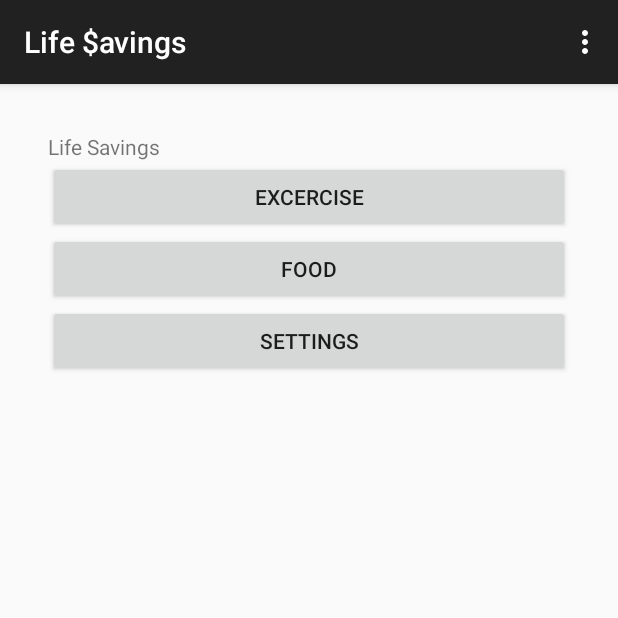
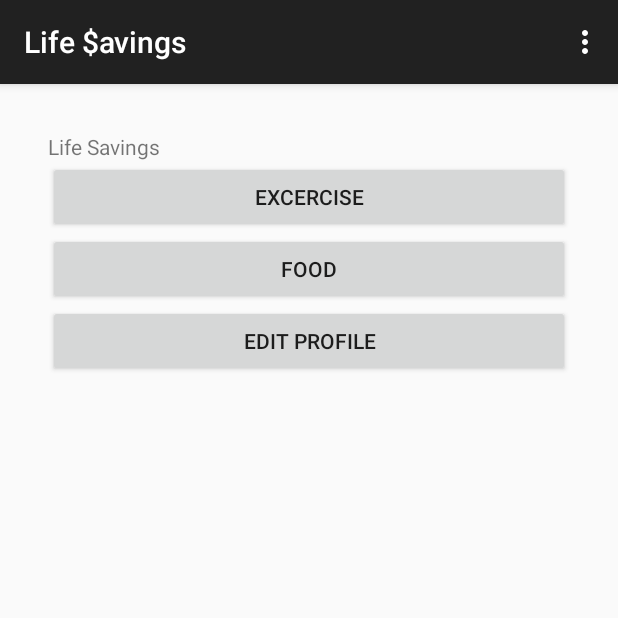
Before and after one commit to dmcvicar/Life-Savings, an Android app: the screen it shows after launch (HomeActivity), on a phone screen of 412 x 824 dp, the top half of it. Run offline under Robolectric (Android 15) with nearby library versions, the phone set to English and light mode, and no system bars.

Commit message:
Changed Settings to Edit Profile

```diff
--- a/app/src/main/java/lifesavings/activities/HomeActivity.java
+++ b/app/src/main/java/lifesavings/activities/HomeActivity.java
@@ -48,7 +48,7 @@ public class HomeActivity extends ActionBarActivity {
         startActivity(intent);
     }
 
-    public void onSettingsClicked(View view) {
+    public void onEditProfileClicked(View view) {
         Intent intent = new Intent(this, EditProfileActivity.class);
         startActivity(intent);
     }
--- a/app/src/main/res/layout/activity_home.xml
+++ b/app/src/main/res/layout/activity_home.xml
@@ -40,8 +40,8 @@
         <Button
             android:layout_width="fill_parent"
             android:layout_height="wrap_content"
-            android:text="@string/settings"
-            android:onClick="onSettingsClicked"/>
+            android:text="@string/edit_profile"
+            android:onClick="onEditProfileClicked"/>
 
     </LinearLayout>
 </ScrollView>
```
Also changed, not shown: 1 other file.
